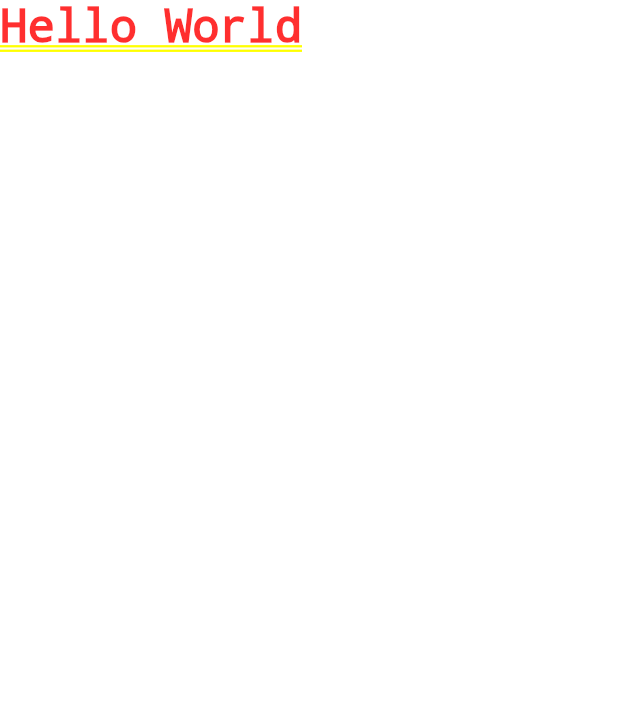
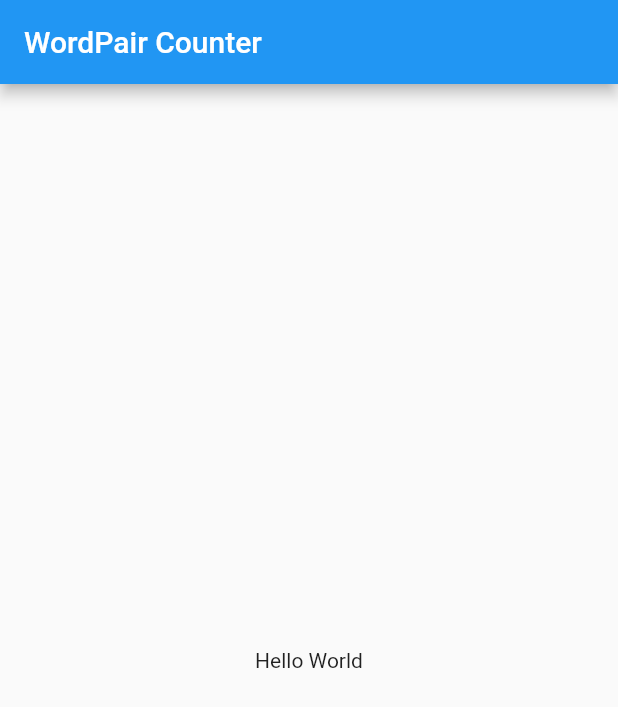
Before and after one commit to alvine2200/flutter-app, a Flutter app: the screen it shows after launch, on a phone screen of 412 x 824 dp. Shown: the top 707 px of the screen. Run offline on Flutter 3.47's test engine with Material 2 defaults, Android fonts, the phone set to English and light mode, and no system bars.

Commit message:
hello world with title centered

```diff
--- a/lib/main.dart
+++ b/lib/main.dart
@@ -2,13 +2,16 @@ import 'package:flutter/material.dart';
 
 void main() => runApp(MyApp());
 
+//class hello World with title and text center
 class MyApp extends StatelessWidget {
+  @override
   @override
   Widget build(BuildContext context) {
     return MaterialApp(
-        home: Text(
-      'Hello World',
-      style: TextStyle(fontSize: 30.5),
-    ));
+        theme: ThemeData(primaryColor: const Color.fromARGB(255, 140, 20, 40)),
+        home: Scaffold(
+          appBar: AppBar(title: const Text('WordPair Counter')),
+          body: const Center(child: Text('Hello World')),
+        ));
   }
 }
```
Also changed, not shown: pubspec.lock.
